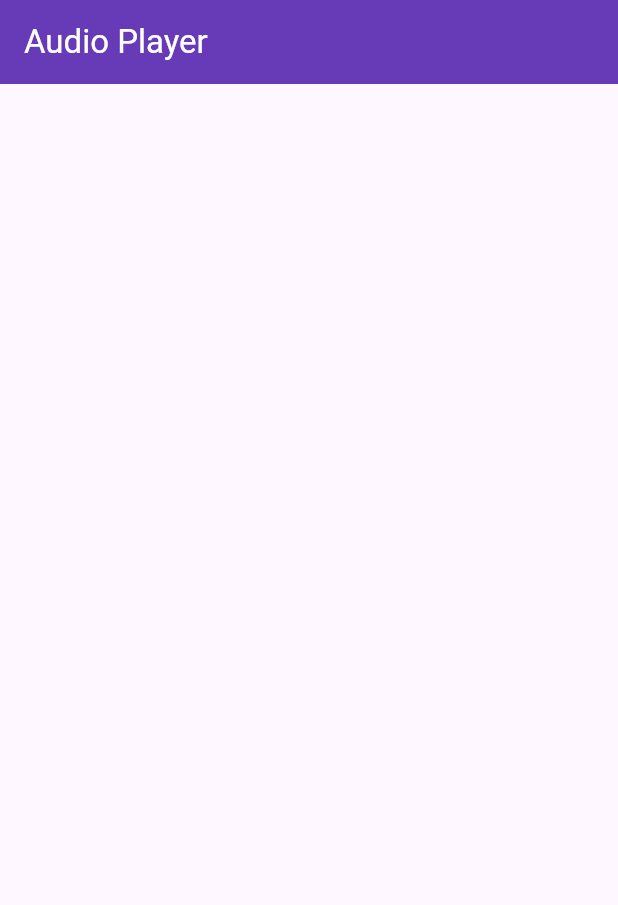
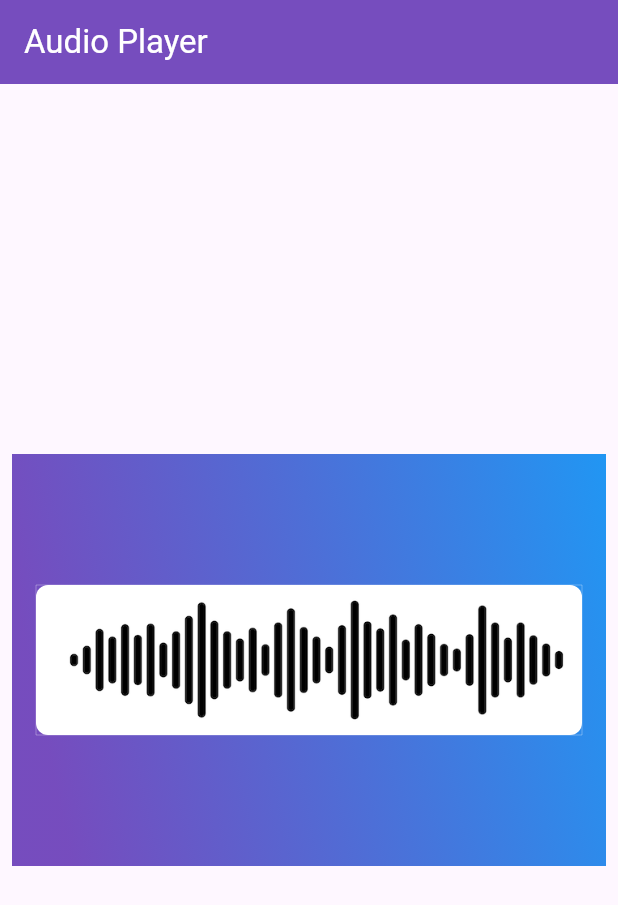
Before and after one commit to Meet2141/thence-audio_player, a Flutter app: the screen it shows after launch, on a phone screen of 412 x 824 dp. Shown: the top 905 px of the screen. Run offline on Flutter 3.47's test engine with Material 3 defaults, Android fonts, the phone set to English and light mode, and no system bars; our stand-ins replace flutter_bloc, just_audio; network calls fail.

Commit message:
[ADD] audio player

```diff
--- a/lib/main.dart
+++ b/lib/main.dart
@@ -1,4 +1,6 @@
-import 'package:audio_player/src/audio_player/audio_player_screen.dart';
+import 'package:audio_player/src/constants/color_constants.dart';
+import 'package:audio_player/src/constants/string_constants.dart';
+import 'package:audio_player/src/views/audio_player/audio_player_screen.dart';
 import 'package:flutter/material.dart';
 
 void main() {
@@ -11,9 +13,9 @@ class MyApp extends StatelessWidget {
   @override
   Widget build(BuildContext context) {
     return MaterialApp(
-      title: 'Audio Player',
+      title: StringConstants.appName,
       theme: ThemeData(
-        colorScheme: ColorScheme.fromSeed(seedColor: Colors.deepPurple),
+        colorScheme: ColorScheme.fromSeed(seedColor: ColorConstants.primary),
         useMaterial3: true,
       ),
       home: const AudioPlayerScreen(),
--- a/lib/src/audio_player/audio_player_screen.dart
+++ /dev/null
@@ -1,11 +0,0 @@
-import 'package:audio_player/src/audio_player/widgets/audio_player_view.dart';
-import 'package:flutter/material.dart';
-
-class AudioPlayerScreen extends StatelessWidget {
-  const AudioPlayerScreen({super.key});
-
-  @override
-  Widget build(BuildContext context) {
-    return const AudioPlayerView();
-  }
-}
--- a/lib/src/audio_player/widgets/audio_player_view.dart
+++ /dev/null
@@ -1,26 +0,0 @@
-import 'package:flutter/material.dart';
-
-class AudioPlayerView extends StatefulWidget {
-  const AudioPlayerView({super.key});
-
-  @override
-  State<AudioPlayerView> createState() => _AudioPlayerViewState();
-}
-
-class _AudioPlayerViewState extends State<AudioPlayerView> {
-  @override
-  Widget build(BuildContext context) {
-    return Scaffold(
-      appBar: AppBar(
-        backgroundColor: Colors.deepPurple,
-        title: const Text(
-          'Audio Player',
-          style: TextStyle(
-            color: Colors.white,
-          ),
-        ),
-      ),
-      body: const Column(),
-    );
-  }
-}
--- /dev/null
+++ b/lib/src/constants/color_constants.dart
@@ -0,0 +1,10 @@
+import 'package:flutter/material.dart';
+
+///ColorConstants - Contains all the color code of application
+class ColorConstants {
+  static Color primary = Colors.deepPurple.withOpacity(0.9);
+  static Color white = Colors.white;
+  static Color black = Colors.black;
+  static Color grey = Colors.grey;
+  static Color blue = Colors.blue;
+}
--- /dev/null
+++ b/lib/src/constants/string_constants.dart
@@ -0,0 +1,6 @@
+///StringConstants - Contains all the string constants of application
+class StringConstants{
+  static String appName = 'Audio Player';
+  static String failedToDownload = 'Failed to download audio';
+  static String audioUrl = 'https://codeskulptor-demos.commondatastorage.googleapis.com/descent/background%20music.mp3';
+}
--- /dev/null
+++ b/lib/src/views/audio_player/audio_player_screen.dart
@@ -0,0 +1,18 @@
+import 'package:audio_player/src/views/audio_player/bloc/audio/audio_bloc.dart';
+import 'package:audio_player/src/views/audio_player/bloc/audio/audio_event.dart';
+import 'package:audio_player/src/views/audio_player/widgets/audio_player_view.dart';
+import 'package:flutter/material.dart';
+import 'package:flutter_bloc/flutter_bloc.dart';
+
+///AudioPlayerScreen - Audio Player Screen where AudioBloc is initialized and AudioPlayerView
+class AudioPlayerScreen extends StatelessWidget {
+  const AudioPlayerScreen({super.key});
+
+  @override
+  Widget build(BuildContext context) {
+    return BlocProvider(
+      create: (context) => AudioBloc()..add(LoadAudioEvent()),
+      child: AudioPlayerView(),
+    );
+  }
+}
--- /dev/null
+++ b/lib/src/views/audio_player/bloc/audio/audio_bloc.dart
@@ -0,0 +1,72 @@
+import 'dart:io';
+import 'package:audio_player/src/constants/string_constants.dart';
+import 'package:http/http.dart' as http;
+import 'package:path_provider/path_provider.dart';
+import 'package:flutter_bloc/flutter_bloc.dart';
+import 'audio_event.dart';
+import 'audio_state.dart';
+import 'package:just_audio/just_audio.dart';
+
+class AudioBloc extends Bloc<AudioEvent, AudioState> {
+  final AudioPlayer audioPlayer = AudioPlayer();
+  String? localAudioFilePath;
+
+  AudioBloc() : super(AudioInitial()) {
+    on<LoadAudioEvent>((event, emit) async {
+      emit(AudioLoading());
+      final localFilePath = await _getLocalFilePath();
+      if (await File(localFilePath).exists()) {
+        localAudioFilePath = localFilePath;
+        await audioPlayer.setFilePath(localAudioFilePath!);
+        emit(AudioPaused());
+      } else {
+        await _downloadAndSaveAudioFile();
+        await audioPlayer.setFilePath(localAudioFilePath!);
+        emit(AudioPaused());
+      }
+
+      // Listen for the completion event
+      audioPlayer.playerStateStream.listen((playerState) {
+        // When audio finishes, reset to paused (i.e., show play button)
+        if (playerState.processingState == ProcessingState.completed) {
+          // Reset playback to the start
+          audioPlayer.seek(Duration.zero);
+          add(PauseAudioEvent());
+        }
+      });
+    });
+
+    on<PlayAudioEvent>((event, emit) {
+      audioPlayer.play();
+      emit(AudioPlaying());
+    });
+
+    on<PauseAudioEvent>((event, emit) {
+      audioPlayer.pause();
+      emit(AudioPaused());
+    });
+  }
+
+  Future<void> _downloadAndSaveAudioFile() async {
+    final response = await http.get(Uri.parse(StringConstants.audioUrl));
+
+    if (response.statusCode == 200) {
+      localAudioFilePath = await _getLocalFilePath();
+      final file = File(localAudioFilePath ?? '');
+      await file.writeAsBytes(response.bodyBytes);
+    } else {
+      throw Exception(StringConstants.failedToDownload);
+    }
+  }
+
+  Future<String> _getLocalFilePath() async {
+    final directory = await getApplicationDocumentsDirectory();
+    return '${directory.path}/background_music.mp3';
+  }
+
+  @override
+  Future<void> close() {
+    audioPlayer.dispose();
+    return super.close();
+  }
+}
--- /dev/null
+++ b/lib/src/views/audio_player/bloc/audio/audio_event.dart
@@ -0,0 +1,9 @@
+abstract class AudioEvent {
+  const AudioEvent();
+}
+
+class PlayAudioEvent extends AudioEvent {}
+
+class PauseAudioEvent extends AudioEvent {}
+
+class LoadAudioEvent extends AudioEvent {}
--- /dev/null
+++ b/lib/src/views/audio_player/bloc/audio/audio_state.dart
@@ -0,0 +1,11 @@
+abstract class AudioState {
+  const AudioState();
+}
+
+class AudioInitial extends AudioState {}
+
+class AudioLoading extends AudioState {}
+
+class AudioPlaying extends AudioState {}
+
+class AudioPaused extends AudioState {}
--- /dev/null
+++ b/lib/src/views/audio_player/widgets/audio_player.dart
@@ -0,0 +1,87 @@
+import 'package:audio_player/src/constants/color_constants.dart';
+import 'package:audio_player/src/views/audio_player/bloc/audio/audio_bloc.dart';
+import 'package:audio_player/src/views/audio_player/bloc/audio/audio_event.dart';
+import 'package:audio_player/src/views/audio_player/bloc/audio/audio_state.dart';
+import 'package:audio_player/src/widgets/equalizer_tracker_widgets.dart';
+import 'package:audio_player/src/widgets/player_button.dart';
+import 'package:flutter/material.dart';
+import 'package:flutter_bloc/flutter_bloc.dart';
+
+///AudioPlayer - Display Audio Player
+class AudioPlayer extends StatelessWidget {
+  const AudioPlayer({super.key});
+
+  @override
+  Widget build(BuildContext context) {
+    final audioBloc = context.read<AudioBloc>();
+
+    return BlocBuilder<AudioBloc, AudioState>(
+      bloc: audioBloc,
+      builder: (context, state) {
+        if (state is AudioLoading) {
+          const CircularProgressIndicator();
+        }
+        return Container(
+          alignment: Alignment.center,
+          padding: const EdgeInsets.all(16.0),
+          height: 100,
+          width: MediaQuery.sizeOf(context).width,
+          decoration: BoxDecoration(
+            borderRadius: BorderRadius.circular(5),
+          ),
+          child: SizedBox(
+            height: 100,
+            child: DecoratedBox(
+              decoration: BoxDecoration(
+                color: ColorConstants.white,
+                borderRadius: BorderRadius.circular(8),
+              ),
+              child: Stack(
+                alignment: Alignment.center,
+                children: [
+                  Opacity(
+                    opacity: 0.3,
+                    child: EqualizerTrackerWidgets(
+                      audioPlayer: audioBloc.audioPlayer,
+                    ),
+                  ),
+                  Padding(
+                    padding: const EdgeInsets.all(8.0),
+                    child: Align(
+                      alignment: Alignment.centerLeft,
+                      child: Row(
+                        children: [
+                         /* if (state is AudioLoading)
+                            CircularProgressIndicator()
+                          else*/ if (state is AudioPaused)
+                            PlayerButton(
+                              icon: Icons.play_arrow,
+                              onTap: () => audioBloc.add(PlayAudioEvent()),
+                            )
+                          else if (state is AudioPlaying)
+                            PlayerButton(
+                              icon: Icons.pause,
+                              onTap: () => audioBloc.add(PauseAudioEvent()),
+                            ),
+                          Expanded(
+                            child: Padding(
+                              padding: const EdgeInsets.only(left: 10),
+                              child: Image.asset(
+                                'assets/music.png',
+                                fit: BoxFit.cover,
+                              ),
+                            ),
+                          )
+                        ],
+                      ),
+                    ),
+                  ),
+                ],
+              ),
+            ),
+          ),
+        );
+      },
+    );
+  }
+}
--- /dev/null
+++ b/lib/src/views/audio_player/widgets/audio_player_view.dart
@@ -0,0 +1,43 @@
+import 'package:audio_player/src/constants/color_constants.dart';
+import 'package:audio_player/src/constants/string_constants.dart';
+import 'package:audio_player/src/views/audio_player/widgets/audio_player.dart';
+import 'package:flutter/material.dart';
+
+///AudioPlayerView - Display appbar and audio player view
+class AudioPlayerView extends StatelessWidget {
+  const AudioPlayerView({super.key});
+
+  @override
+  Widget build(BuildContext context) {
+    return Scaffold(
+      appBar: AppBar(
+        backgroundColor: ColorConstants.primary,
+        title: Text(
+          StringConstants.appName,
+          style: TextStyle(
+            color: ColorConstants.white,
+          ),
+        ),
+      ),
+      body: Center(
+        child: Container(
+          height: MediaQuery.sizeOf(context).height / 3,
+          margin: EdgeInsets.symmetric(horizontal: 8),
+          decoration: BoxDecoration(
+            gradient: LinearGradient(
+              colors: [
+                ColorConstants.primary,
+                ColorConstants.blue,
+              ],
+              begin: const FractionalOffset(0.0, 0.3),
+              end: const FractionalOffset(1.0, 0.0),
+              stops: [0.0, 1.0],
+              tileMode: TileMode.clamp,
+            ),
+          ),
+          child: AudioPlayer(),
+        ),
+      ),
+    );
+  }
+}
--- /dev/null
+++ b/lib/src/widgets/equalizer_tracker_widgets.dart
@@ -0,0 +1,68 @@
+import 'package:audio_player/src/constants/color_constants.dart';
+import 'package:flutter/material.dart';
+import 'package:just_audio/just_audio.dart';
+
+///EqualizerTrackerWidgets - Display Tracker for music based on [audioPlayer]
+class EqualizerTrackerWidgets extends StatelessWidget {
+  final AudioPlayer audioPlayer;
+
+  const EqualizerTrackerWidgets({super.key, required this.audioPlayer});
+
+  @override
+  Widget build(BuildContext context) {
+    return StreamBuilder<Duration>(
+      stream: audioPlayer.positionStream,
+      builder: (context, snapshot) {
+        final currentPosition = snapshot.data ?? Duration.zero;
+        final duration = audioPlayer.duration ?? Duration.zero;
+
+        return CustomPaint(
+          size: Size(double.infinity, 100),
+          painter: EqualizerTrackerPainter(
+            currentPosition: currentPosition,
+            duration: duration,
+          ),
+        );
+      },
+    );
+  }
+}
+
+///EqualizerTrackerPainter - Create tracker using [currentPosition] and [duration].
+class EqualizerTrackerPainter extends CustomPainter {
+  final Duration currentPosition;
+  final Duration duration;
+
+  EqualizerTrackerPainter({required this.currentPosition, required this.duration});
+
+  @override
+  void paint(Canvas canvas, Size size) {
+    final paint = Paint()
+      ..color = ColorConstants.grey
+      ..style = PaintingStyle.fill;
+
+    final width = size.width;
+    final height = size.height;
+
+    // Check if duration is greater than zero to prevent division by zero
+    if (duration.inMilliseconds > 0) {
+      // Calculate filled width
+      double filledWidth = (currentPosition.inMilliseconds / duration.inMilliseconds) * width;
+      // Ensure filledWidth does not exceed the width of the canvas
+      filledWidth = filledWidth.clamp(0.0, width);
+
+      // Draw the filled part based on the current audio position
+      canvas.drawRect(Rect.fromLTWH(0, 0, filledWidth, height), paint);
+    }
+
+    // Draw the border
+    paint.color = ColorConstants.white;
+    paint.style = PaintingStyle.stroke;
+    canvas.drawRect(Rect.fromLTWH(0, 0, width, height), paint);
+  }
+
+  @override
+  bool shouldRepaint(covariant CustomPainter oldDelegate) {
+    return true;
+  }
+}
```
Also changed, not shown: lib/src/widgets/player_button.dart (added, +50 -0 lines), pubspec.yaml (+7 -71 lines), assets/music.png (added), pubspec.lock, 7 other files.
